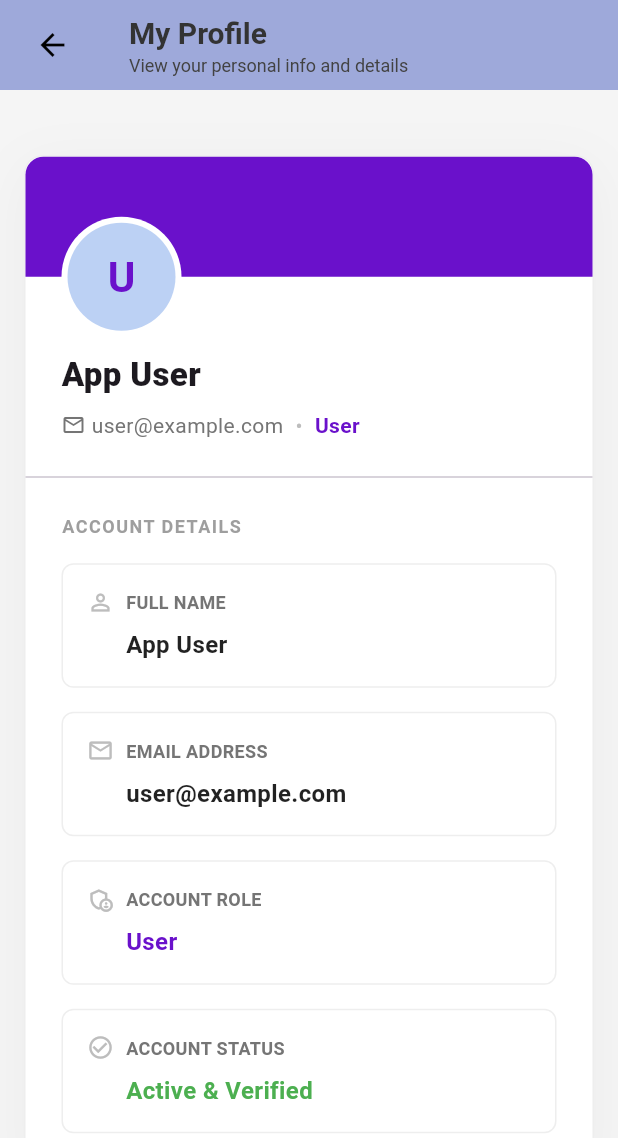
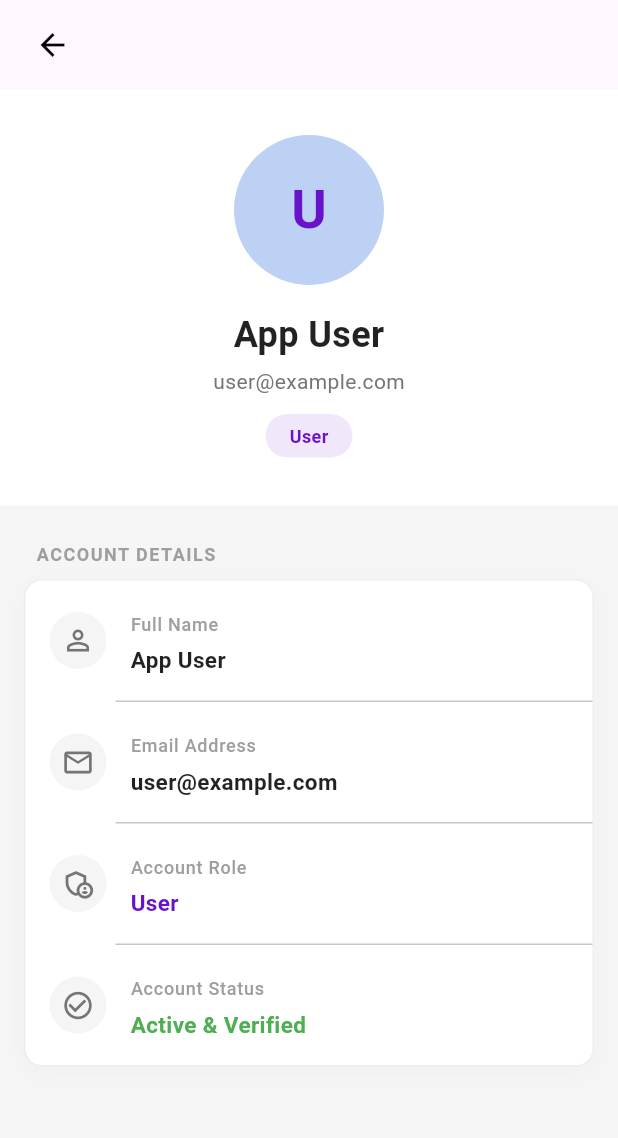
Before and after one commit to software-project-5-6/mobile, a Flutter app: the ProfileScreen screen opened directly with empty values, on a phone screen of 412 x 824 dp. Shown: the top 1138 px of the screen. Run offline on Flutter 3.47's test engine with Material 3 defaults, Android fonts, the phone set to English and light mode, and no system bars; our stand-ins replace file_picker, open_file; missing offline and left inert: amplify_auth_cognito, amplify_flutter.

Commit message:
fix: profile page layout

```diff
--- a/lib/screens/profile_screen.dart
+++ b/lib/screens/profile_screen.dart
@@ -29,8 +29,10 @@ class _ProfileScreenState extends State<ProfileScreen> {
       String name = "";
 
       for (final element in attributes) {
-        if (element.userAttributeKey.key == 'email') email = element.value;
-        else if (element.userAttributeKey.key == 'name') name = element.value;
+        if (element.userAttributeKey.key == 'email')
+          email = element.value;
+        else if (element.userAttributeKey.key == 'name')
+          name = element.value;
       }
 
       if (email.isNotEmpty && name.isEmpty) name = email.split('@')[0];
@@ -38,7 +40,9 @@ class _ProfileScreenState extends State<ProfileScreen> {
       if (mounted) {
         setState(() {
           _email = email.isNotEmpty ? email : "user@example.com";
-          _name = name.isNotEmpty ? name : (widget.isAdmin ? "Super Admin" : "App User");
+          _name = name.isNotEmpty
+              ? name
+              : (widget.isAdmin ? "Super Admin" : "App User");
           _initials = _getInitials(_name);
           _isLoading = false;
         });
@@ -58,7 +62,8 @@ class _ProfileScreenState extends State<ProfileScreen> {
   String _getInitials(String name) {
     if (name.isEmpty) return "U";
     final parts = name.trim().split(" ");
-    if (parts.length >= 2) return "${parts[0][0]}${parts[1][0]}".toUpperCase().substring(0, 2);
+    if (parts.length >= 2)
+      return "${parts[0][0]}${parts[1][0]}".toUpperCase().substring(0, 2);
     return name[0].toUpperCase();
   }
 
@@ -69,18 +74,17 @@ class _ProfileScreenState extends State<ProfileScreen> {
   @override
   Widget build(BuildContext context) {
     return Scaffold(
-      backgroundColor: Colors.grey[100], // Match the grey background
+      backgroundColor: Colors.grey[100],
 
-      // --- Top App Bar ---
+      // --- ADDED: Top App Bar with the Back Button ---
       appBar: AppBar(
-        backgroundColor: const Color.fromARGB(255, 158, 169, 218),
         elevation: 0,
         toolbarHeight: 60,
         automaticallyImplyLeading: false,
         leadingWidth: 70,
         leading: Center(
           child: InkWell(
-            onTap: () => Navigator.pop(context),
+            onTap: () => Navigator.pop(context), // This makes the back button work!
             borderRadius: BorderRadius.circular(50),
             child: Container(
               padding: const EdgeInsets.all(10),
@@ -92,136 +96,104 @@ class _ProfileScreenState extends State<ProfileScreen> {
             ),
           ),
         ),
-        title: Column(
+      ),
+
+      // --- Body Content (Mobile Optimized) ---
+      body: _isLoading
+          ? const Center(
+              child: CircularProgressIndicator(color: Color(0xFF6A11CB)),
+            )
+          : SingleChildScrollView(
+              child: Column(
                 crossAxisAlignment: CrossAxisAlignment.start,
-          mainAxisAlignment: MainAxisAlignment.center,
-          children: const [
+                children: [
+                  // --- Header Profile Section ---
+                  Container(
+                    width: double.infinity,
+                    color: Colors.white,
+                    padding: const EdgeInsets.only(
+                      top: 30,
+                      bottom: 32,
+                      left: 16,
+                      right: 16,
+                    ),
+                    child: Column(
+                      children: [
+                        CircleAvatar(
+                          radius: 50,
+                          backgroundColor: const Color(
+                            0xFFBCD1F4,
+                          ), // Light blue
+                          child: Text(
+                            _initials,
+                            style: const TextStyle(
+                              fontSize: 36,
+                              fontWeight: FontWeight.bold,
+                              color: Color(0xFF6A11CB), // Dark text
+                            ),
+                          ),
+                        ),
+                        const SizedBox(height: 16),
                         Text(
-              "My Profile",
-              style: TextStyle(fontSize: 20, fontWeight: FontWeight.bold, color: Color(0xFF333333)),
+                          _name,
+                          style: const TextStyle(
+                            fontSize: 24,
+                            fontWeight: FontWeight.bold,
+                            color: Colors.black87,
                           ),
-            SizedBox(height: 2),
+                        ),
+                        const SizedBox(height: 4),
                         Text(
-              "View your personal info and details",
-              style: TextStyle(color: Color.fromARGB(255, 66, 66, 66), fontSize: 12),
+                          _email,
+                          style: TextStyle(
+                            fontSize: 14,
+                            color: Colors.grey[600],
+                          ),
+                        ),
+                        const SizedBox(height: 12),
+                        // Role Badge
+                        Container(
+                          padding: const EdgeInsets.symmetric(
+                            horizontal: 16,
+                            vertical: 6,
+                          ),
+                          decoration: BoxDecoration(
+                            color: widget.isAdmin
+                                ? Colors.redAccent.withValues(alpha: 0.1)
+                                : const Color(
+                                    0xFF6A11CB,
+                                  ).withValues(alpha: 0.1),
+                            borderRadius: BorderRadius.circular(20),
+                          ),
+                          child: Text(
+                            _getRoleLabel(),
+                            style: TextStyle(
+                              fontSize: 12,
+                              fontWeight: FontWeight.bold,
+                              color: widget.isAdmin
+                                  ? Colors.redAccent
+                                  : const Color(0xFF6A11CB),
+                            ),
+                          ),
                         ),
                       ],
                     ),
                   ),
 
-      // --- Body Content ---
-      body: _isLoading
-          ? const Center(child: CircularProgressIndicator(color: Color(0xFF6A11CB)))
-          : Center( // <-- ADDED THIS CENTER WIDGET
-              child: SingleChildScrollView(
-                padding: const EdgeInsets.all(16.0),
+                  const SizedBox(height: 24),
+
+                  // --- Detailed Information List ---
+                  Padding(
+                    padding: const EdgeInsets.symmetric(horizontal: 16.0),
                     child: Column(
                       crossAxisAlignment: CrossAxisAlignment.start,
                       children: [
-                    // --- Main Profile Card ---
-                    Container(
-                      decoration: BoxDecoration(
-                        color: Colors.white,
-                        borderRadius: BorderRadius.circular(12),
-                        border: Border.all(color: Colors.grey.shade200),
-                        boxShadow: [
-                          BoxShadow(
-                            color: Colors.black.withOpacity(0.04),
-                            blurRadius: 32,
-                            offset: const Offset(0, 8),
-                          )
-                        ],
+                        Padding(
+                          padding: const EdgeInsets.only(
+                            left: 8.0,
+                            bottom: 8.0,
                           ),
-                      child: Column(
-                        crossAxisAlignment: CrossAxisAlignment.start,
-                        children: [
-                          // Banner & Avatar Stack
-                          Stack(
-                            clipBehavior: Clip.none,
-                            children: [
-                              // Purple Banner
-                              Container(
-                                height: 80,
-                                decoration: const BoxDecoration(
-                                  color: Color(0xFF6A11CB), // Primary theme color
-                                  borderRadius: BorderRadius.vertical(top: Radius.circular(12)),
-                                ),
-                              ),
-                              // Overlapping Avatar
-                              Positioned(
-                                top: 40, // Halfway off the banner
-                                left: 24,
-                                child: Container(
-                                  padding: const EdgeInsets.all(4), // Creates the white border
-                                  decoration: const BoxDecoration(
-                                    color: Colors.white,
-                                    shape: BoxShape.circle,
-                                  ),
-                                  child: CircleAvatar(
-                                    radius: 36,
-                                    backgroundColor: const Color(0xFFBCD1F4), // Light blue from web
                           child: Text(
-                                      _initials,
-                                      style: const TextStyle(
-                                        fontSize: 28,
-                                        fontWeight: FontWeight.bold,
-                                        color: Color(0xFF6A11CB), // Dark text
-                                      ),
-                                    ),
-                                  ),
-                                ),
-                              ),
-                            ],
-                          ),
-
-                          // Spacer to push content down past the overlapping avatar
-                          const SizedBox(height: 50),
-
-                          // User Name & Quick Badges
-                          Padding(
-                            padding: const EdgeInsets.symmetric(horizontal: 24.0),
-                            child: Column(
-                              crossAxisAlignment: CrossAxisAlignment.start,
-                              children: [
-                                Text(
-                                  _name,
-                                  style: const TextStyle(fontSize: 22, fontWeight: FontWeight.w800),
-                                ),
-                                const SizedBox(height: 8),
-                                Row(
-                                  children: [
-                                    Icon(Icons.email_outlined, size: 16, color: Colors.grey[600]),
-                                    const SizedBox(width: 4),
-                                    Text(_email, style: TextStyle(fontSize: 14, color: Colors.grey[600])),
-                                    const SizedBox(width: 8),
-                                    Text("•", style: TextStyle(color: Colors.grey[400])),
-                                    const SizedBox(width: 8),
-                                    Text(
-                                      _getRoleLabel(),
-                                      style: TextStyle(
-                                        fontSize: 14,
-                                        fontWeight: FontWeight.w600,
-                                        color: widget.isAdmin ? Colors.redAccent : const Color(0xFF6A11CB),
-                                      ),
-                                    ),
-                                  ],
-                                ),
-                              ],
-                            ),
-                          ),
-
-                          const Padding(
-                            padding: EdgeInsets.symmetric(vertical: 24.0),
-                            child: Divider(height: 1),
-                          ),
-
-                          // Detailed Information Grid (Account Details)
-                          Padding(
-                            padding: const EdgeInsets.symmetric(horizontal: 24.0),
-                            child: Column(
-                              crossAxisAlignment: CrossAxisAlignment.start,
-                              children: [
-                                Text(
                             "ACCOUNT DETAILS",
                             style: TextStyle(
                               fontSize: 12,
@@ -230,89 +202,103 @@ class _ProfileScreenState extends State<ProfileScreen> {
                               letterSpacing: 1,
                             ),
                           ),
-                                const SizedBox(height: 16),
+                        ),
 
-                                // InfoRows stacked vertically for mobile
-                                _buildInfoRow(
+                        // Grouped List Card
+                        Container(
+                          decoration: BoxDecoration(
+                            color: Colors.white,
+                            borderRadius: BorderRadius.circular(12),
+                            border: Border.all(color: Colors.grey.shade200),
+                            boxShadow: [
+                              BoxShadow(
+                                color: Colors.black.withValues(alpha: 0.02),
+                                blurRadius: 10,
+                                offset: const Offset(0, 4),
+                              ),
+                            ],
+                          ),
+                          child: Column(
+                            children: [
+                              _buildMobileListRow(
                                 icon: Icons.person_outline,
-                                  label: "FULL NAME",
+                                label: "Full Name",
                                 value: _name,
                               ),
-                                const SizedBox(height: 16),
-                                _buildInfoRow(
+                              const Divider(height: 1, indent: 60),
+                              _buildMobileListRow(
                                 icon: Icons.email_outlined,
-                                  label: "EMAIL ADDRESS",
+                                label: "Email Address",
                                 value: _email,
                               ),
-                                const SizedBox(height: 16),
-                                _buildInfoRow(
+                              const Divider(height: 1, indent: 60),
+                              _buildMobileListRow(
                                 icon: Icons.admin_panel_settings_outlined,
-                                  label: "ACCOUNT ROLE",
+                                label: "Account Role",
                                 value: _getRoleLabel(),
-                                  valueColor: widget.isAdmin ? Colors.redAccent : const Color(0xFF6A11CB),
+                                valueColor: widget.isAdmin
+                                    ? Colors.redAccent
+                                    : const Color(0xFF6A11CB),
                               ),
-                                const SizedBox(height: 16),
-                                _buildInfoRow(
+                              const Divider(height: 1, indent: 60),
+                              _buildMobileListRow(
                                 icon: Icons.check_circle_outline,
-                                  label: "ACCOUNT STATUS",
+                                label: "Account Status",
                                 value: "Active & Verified",
                                 valueColor: Colors.green,
                               ),
-                                const SizedBox(height: 24),
+                            ],
+                          ),
+                        ),
+                        const SizedBox(height: 40),
                       ],
                     ),
                   ),
                 ],
               ),
             ),
-                  ],
+    );
+  }
+
+  // Helper Widget for the native mobile list feel
+  Widget _buildMobileListRow({
+    required IconData icon,
+    required String label,
+    required String value,
+    Color? valueColor,
+  }) {
+    return ListTile(
+      contentPadding: const EdgeInsets.symmetric(
+        horizontal: 16.0,
+        vertical: 4.0,
+      ),
+      leading: Container(
+        padding: const EdgeInsets.all(8),
+        decoration: BoxDecoration(
+          color: Colors.grey[100],
+          shape: BoxShape.circle,
+        ),
+        child: Icon(icon, size: 22, color: Colors.grey[600]),
+      ),
+      title: Text(
+        label,
+        style: TextStyle(
+          fontSize: 12,
+          color: Colors.grey[500],
+          fontWeight: FontWeight.w500,
+        ),
+      ),
+      subtitle: Padding(
+        padding: const EdgeInsets.only(top: 4.0),
+        child: Text(
+          value,
+          style: TextStyle(
+            fontSize: 15,
+            fontWeight: FontWeight.w600,
+            color: valueColor ?? Colors.black87,
           ),
         ),
       ),
     );
   }
-
-  // Helper Widget to create the MUI <Paper variant="outlined"> effect
-  Widget _buildInfoRow({
-    required IconData icon,
-    required String label,
-    required String value,
-    Color? valueColor,
-  }) {
-    return Container(
-      width: double.infinity,
-      padding: const EdgeInsets.all(16),
-      decoration: BoxDecoration(
-        border: Border.all(color: Colors.grey.shade200),
-        borderRadius: BorderRadius.circular(8),
-      ),
-      child: Column(
-        crossAxisAlignment: CrossAxisAlignment.start,
-        children: [
-          Row(
-            children: [
-              Icon(icon, size: 18, color: Colors.grey[400]),
-              const SizedBox(width: 8),
-              Text(
-                label,
-                style: TextStyle(fontSize: 12, fontWeight: FontWeight.bold, color: Colors.grey[600]),
-              ),
-            ],
-          ),
-          const SizedBox(height: 8),
-          Padding(
-            padding: const EdgeInsets.only(left: 26.0), // Aligns with text above, indented past icon
-            child: Text(
-              value,
-              style: TextStyle(
-                fontSize: 16,
-                fontWeight: FontWeight.w600,
-                color: valueColor ?? Colors.black87,
-              ),
-            ),
-          ),
-        ],
-      ),
-    );
 }
-}
```
Lines whose indentation alone changed are shown as unchanged.
